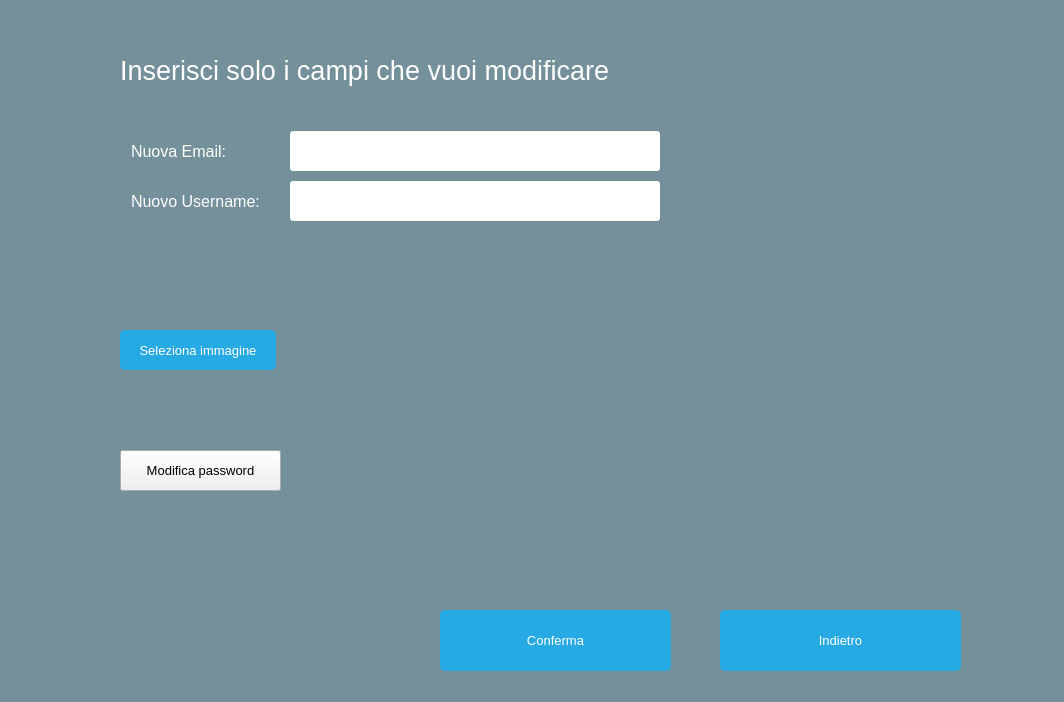
Qt form Client/EditorGUI/EditorGUI/Modify Profile/modifyProfile.ui (iliodipietro/Programmazione-Di-Sistema-Collaborative-Editor) before a commit.
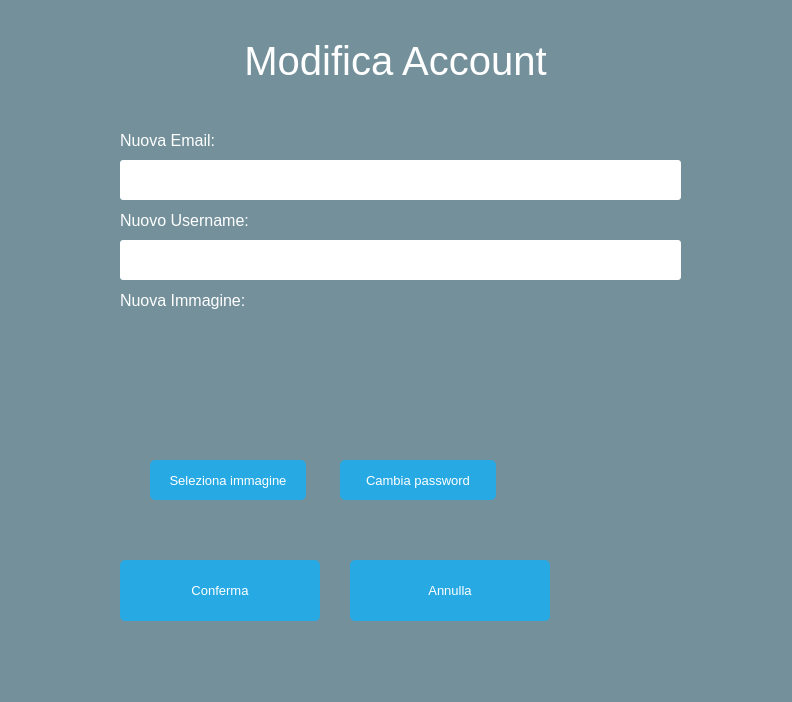
The same form after that commit.

Commit message: merge con ui ilio

The edit to the form file:
```diff
--- a/Client/EditorGUI/EditorGUI/Modify Profile/modifyProfile.ui
+++ b/Client/EditorGUI/EditorGUI/Modify Profile/modifyProfile.ui
@@ -6,10 +6,16 @@
    <rect>
     <x>0</x>
     <y>0</y>
-    <width>1064</width>
+    <width>792</width>
     <height>702</height>
    </rect>
   </property>
+  <property name="sizePolicy">
+   <sizepolicy hsizetype="Expanding" vsizetype="Preferred">
+    <horstretch>0</horstretch>
+    <verstretch>0</verstretch>
+   </sizepolicy>
+  </property>
   <property name="font">
    <font>
     <pointsize>10</pointsize>
@@ -23,131 +29,11 @@
 #ModifyProfile { background: rgba(32, 80, 96, 100); }
 QLineEdit { border-radius: 3px; }</string>
   </property>
-  <widget class="QWidget" name="formLayoutWidget">
-   <property name="geometry">
-    <rect>
-     <x>120</x>
-     <y>120</y>
-     <width>551</width>
-     <height>111</height>
-    </rect>
-   </property>
-   <layout class="QFormLayout" name="formLayout_3">
-    <property name="sizeConstraint">
-     <enum>QLayout::SetMinimumSize</enum>
-    </property>
-    <property name="horizontalSpacing">
-     <number>9</number>
-    </property>
-    <property name="verticalSpacing">
-     <number>10</number>
-    </property>
-    <item row="1" column="0">
-     <widget class="QLabel" name="emailLabel">
-      <property name="minimumSize">
-       <size>
-        <width>150</width>
-        <height>40</height>
-       </size>
-      </property>
-      <property name="font">
-       <font>
-        <pointsize>12</pointsize>
-       </font>
-      </property>
-      <property name="styleSheet">
-       <string notr="true">QLabel { color: white; }</string>
-      </property>
-      <property name="text">
-       <string>Nuova Email:</string>
-      </property>
-     </widget>
-    </item>
-    <item row="1" column="1">
-     <widget class="QLineEdit" name="emailLine_3">
-      <property name="minimumSize">
-       <size>
-        <width>0</width>
-        <height>40</height>
-       </size>
-      </property>
-      <property name="font">
-       <font>
-        <pointsize>10</pointsize>
-       </font>
-      </property>
-     </widget>
-    </item>
-    <item row="2" column="0">
-     <widget class="QLabel" name="usernameLabel">
-      <property name="minimumSize">
-       <size>
-        <width>150</width>
-        <height>40</height>
-       </size>
-      </property>
-      <property name="font">
-       <font>
-        <pointsize>12</pointsize>
-       </font>
-      </property>
-      <property name="styleSheet">
-       <string notr="true">QLabel { color: white; }</string>
-      </property>
-      <property name="text">
-       <string>Nuovo Username:</string>
-      </property>
-     </widget>
-    </item>
-    <item row="2" column="1">
-     <widget class="QLineEdit" name="usernameLine_3">
-      <property name="minimumSize">
-       <size>
-        <width>0</width>
-        <height>40</height>
-       </size>
-      </property>
-      <property name="echoMode">
-       <enum>QLineEdit::Normal</enum>
-      </property>
-     </widget>
-    </item>
-   </layout>
-  </widget>
-  <widget class="QPushButton" name="cancel">
-   <property name="geometry">
-    <rect>
-     <x>720</x>
-     <y>610</y>
-     <width>241</width>
-     <height>61</height>
-    </rect>
-   </property>
-   <property name="font">
-    <font>
-     <pointsize>10</pointsize>
-    </font>
-   </property>
-   <property name="styleSheet">
-    <string notr="true">QPushButton
-{
-  color: white;
-  background-color: #27a9e3;
-  border-width: 0px;
-  border-radius: 5px;
-}
-
-QPushButton:hover { background-color: #0080FF; }</string>
-   </property>
-   <property name="text">
-    <string>Indietro</string>
-   </property>
-  </widget>
   <widget class="QPushButton" name="selectImageButton">
    <property name="geometry">
     <rect>
-     <x>120</x>
-     <y>330</y>
+     <x>150</x>
+     <y>460</y>
      <width>156</width>
      <height>40</height>
     </rect>
@@ -178,51 +64,19 @@
     <string>Seleziona immagine</string>
    </property>
   </widget>
-  <widget class="QPushButton" name="submit">
-   <property name="enabled">
-    <bool>true</bool>
-   </property>
-   <property name="geometry">
-    <rect>
-     <x>440</x>
-     <y>610</y>
-     <width>231</width>
-     <height>61</height>
-    </rect>
-   </property>
-   <property name="font">
-    <font>
-     <pointsize>10</pointsize>
-    </font>
-   </property>
-   <property name="styleSheet">
-    <string notr="true">QPushButton
-{
-  color: white;
-  background-color: #27a9e3;
-  border-width: 0px;
-  border-radius: 5px;
-}
-
-QPushButton:hover { background-color: #0080FF; }</string>
-   </property>
-   <property name="text">
-    <string>Conferma</string>
-   </property>
-  </widget>
   <widget class="QLabel" name="imageLabel">
    <property name="geometry">
     <rect>
-     <x>290</x>
-     <y>250</y>
-     <width>225</width>
-     <height>225</height>
+     <x>160</x>
+     <y>320</y>
+     <width>125</width>
+     <height>125</height>
     </rect>
    </property>
    <property name="minimumSize">
     <size>
-     <width>225</width>
-     <height>225</height>
+     <width>125</width>
+     <height>125</height>
     </size>
    </property>
    <property name="maximumSize">
@@ -234,6 +88,9 @@
    <property name="text">
     <string/>
    </property>
+   <property name="alignment">
+    <set>Qt::AlignCenter</set>
+   </property>
   </widget>
   <widget class="QLabel" name="crop">
    <property name="geometry">
@@ -275,35 +132,274 @@
   <widget class="QLabel" name="label">
    <property name="geometry">
     <rect>
-     <x>120</x>
-     <y>30</y>
-     <width>621</width>
+     <x>0</x>
+     <y>20</y>
+     <width>791</width>
      <height>81</height>
     </rect>
    </property>
+   <property name="sizePolicy">
+    <sizepolicy hsizetype="Preferred" vsizetype="Preferred">
+     <horstretch>0</horstretch>
+     <verstretch>0</verstretch>
+    </sizepolicy>
+   </property>
    <property name="font">
     <font>
-     <pointsize>20</pointsize>
+     <pointsize>30</pointsize>
     </font>
    </property>
    <property name="styleSheet">
     <string notr="true">QLabel { color: white; }</string>
    </property>
    <property name="text">
-    <string>Inserisci solo i campi che vuoi modificare</string>
+    <string>Modifica Account</string>
+   </property>
+   <property name="alignment">
+    <set>Qt::AlignCenter</set>
    </property>
   </widget>
   <widget class="QPushButton" name="modifyPasswordButton">
    <property name="geometry">
     <rect>
+     <x>340</x>
+     <y>460</y>
+     <width>156</width>
+     <height>40</height>
+    </rect>
+   </property>
+   <property name="styleSheet">
+    <string notr="true">QPushButton
+{
+  color: white;
+  background-color: #27a9e3;
+  border-width: 0px;
+  border-radius: 5px;
+}
+
+QPushButton:hover { background-color: #0080FF; }</string>
+   </property>
+   <property name="text">
+    <string>Cambia password</string>
+   </property>
+  </widget>
+  <widget class="QLabel" name="emailLabel">
+   <property name="geometry">
+    <rect>
      <x>120</x>
-     <y>450</y>
-     <width>161</width>
-     <height>41</height>
+     <y>120</y>
+     <width>150</width>
+     <height>40</height>
     </rect>
    </property>
+   <property name="minimumSize">
+    <size>
+     <width>150</width>
+     <height>40</height>
+    </size>
+   </property>
+   <property name="font">
+    <font>
+     <pointsize>12</pointsize>
+    </font>
+   </property>
+   <property name="styleSheet">
+    <string notr="true">QLabel { color: white; }</string>
+   </property>
    <property name="text">
-    <string>Modifica password</string>
+    <string>Nuova Email:</string>
+   </property>
+  </widget>
+  <widget class="QLineEdit" name="usernameLine_3">
+   <property name="geometry">
+    <rect>
+     <x>120</x>
+     <y>240</y>
+     <width>561</width>
+     <height>40</height>
+    </rect>
+   </property>
+   <property name="minimumSize">
+    <size>
+     <width>0</width>
+     <height>40</height>
+    </size>
+   </property>
+   <property name="echoMode">
+    <enum>QLineEdit::Normal</enum>
+   </property>
+  </widget>
+  <widget class="QPushButton" name="cancel">
+   <property name="geometry">
+    <rect>
+     <x>350</x>
+     <y>560</y>
+     <width>200</width>
+     <height>61</height>
+    </rect>
+   </property>
+   <property name="sizePolicy">
+    <sizepolicy hsizetype="Maximum" vsizetype="Maximum">
+     <horstretch>0</horstretch>
+     <verstretch>0</verstretch>
+    </sizepolicy>
+   </property>
+   <property name="maximumSize">
+    <size>
+     <width>16777215</width>
+     <height>2000</height>
+    </size>
+   </property>
+   <property name="font">
+    <font>
+     <pointsize>10</pointsize>
+    </font>
+   </property>
+   <property name="styleSheet">
+    <string notr="true">QPushButton
+{
+  color: white;
+  background-color: #27a9e3;
+  border-width: 0px;
+  border-radius: 5px;
+}
+
+QPushButton:hover { background-color: #0080FF; }</string>
+   </property>
+   <property name="text">
+    <string>Annulla</string>
+   </property>
+  </widget>
+  <widget class="QPushButton" name="submit">
+   <property name="enabled">
+    <bool>true</bool>
+   </property>
+   <property name="geometry">
+    <rect>
+     <x>120</x>
+     <y>560</y>
+     <width>200</width>
+     <height>61</height>
+    </rect>
+   </property>
+   <property name="sizePolicy">
+    <sizepolicy hsizetype="Fixed" vsizetype="Fixed">
+     <horstretch>0</horstretch>
+     <verstretch>0</verstretch>
+    </sizepolicy>
+   </property>
+   <property name="maximumSize">
+    <size>
+     <width>16777215</width>
+     <height>16777215</height>
+    </size>
+   </property>
+   <property name="font">
+    <font>
+     <pointsize>10</pointsize>
+    </font>
+   </property>
+   <property name="styleSheet">
+    <string notr="true">QPushButton
+{
+  color: white;
+  background-color: #27a9e3;
+  border-width: 0px;
+  border-radius: 5px;
+}
+
+QPushButton:hover { background-color: #0080FF; }
+
+QPushButton:disabled{
+ background-color: #a6a6a6;
+}</string>
+   </property>
+   <property name="text">
+    <string>Conferma</string>
+   </property>
+  </widget>
+  <widget class="QLineEdit" name="emailLine_3">
+   <property name="geometry">
+    <rect>
+     <x>120</x>
+     <y>160</y>
+     <width>561</width>
+     <height>40</height>
+    </rect>
+   </property>
+   <property name="sizePolicy">
+    <sizepolicy hsizetype="MinimumExpanding" vsizetype="Expanding">
+     <horstretch>0</horstretch>
+     <verstretch>0</verstretch>
+    </sizepolicy>
+   </property>
+   <property name="minimumSize">
+    <size>
+     <width>0</width>
+     <height>40</height>
+    </size>
+   </property>
+   <property name="font">
+    <font>
+     <pointsize>10</pointsize>
+    </font>
+   </property>
+   <property name="placeholderText">
+    <string/>
+   </property>
+  </widget>
+  <widget class="QLabel" name="usernameLabel">
+   <property name="geometry">
+    <rect>
+     <x>120</x>
+     <y>200</y>
+     <width>150</width>
+     <height>40</height>
+    </rect>
+   </property>
+   <property name="minimumSize">
+    <size>
+     <width>150</width>
+     <height>40</height>
+    </size>
+   </property>
+   <property name="font">
+    <font>
+     <pointsize>12</pointsize>
+    </font>
+   </property>
+   <property name="styleSheet">
+    <string notr="true">QLabel { color: white; }</string>
+   </property>
+   <property name="text">
+    <string>Nuovo Username:</string>
+   </property>
+  </widget>
+  <widget class="QLabel" name="emailLabel_2">
+   <property name="geometry">
+    <rect>
+     <x>120</x>
+     <y>280</y>
+     <width>150</width>
+     <height>40</height>
+    </rect>
+   </property>
+   <property name="minimumSize">
+    <size>
+     <width>150</width>
+     <height>40</height>
+    </size>
+   </property>
+   <property name="font">
+    <font>
+     <pointsize>12</pointsize>
+    </font>
+   </property>
+   <property name="styleSheet">
+    <string notr="true">QLabel { color: white; }</string>
+   </property>
+   <property name="text">
+    <string>Nuova Immagine:</string>
    </property>
   </widget>
  </widget>
```
